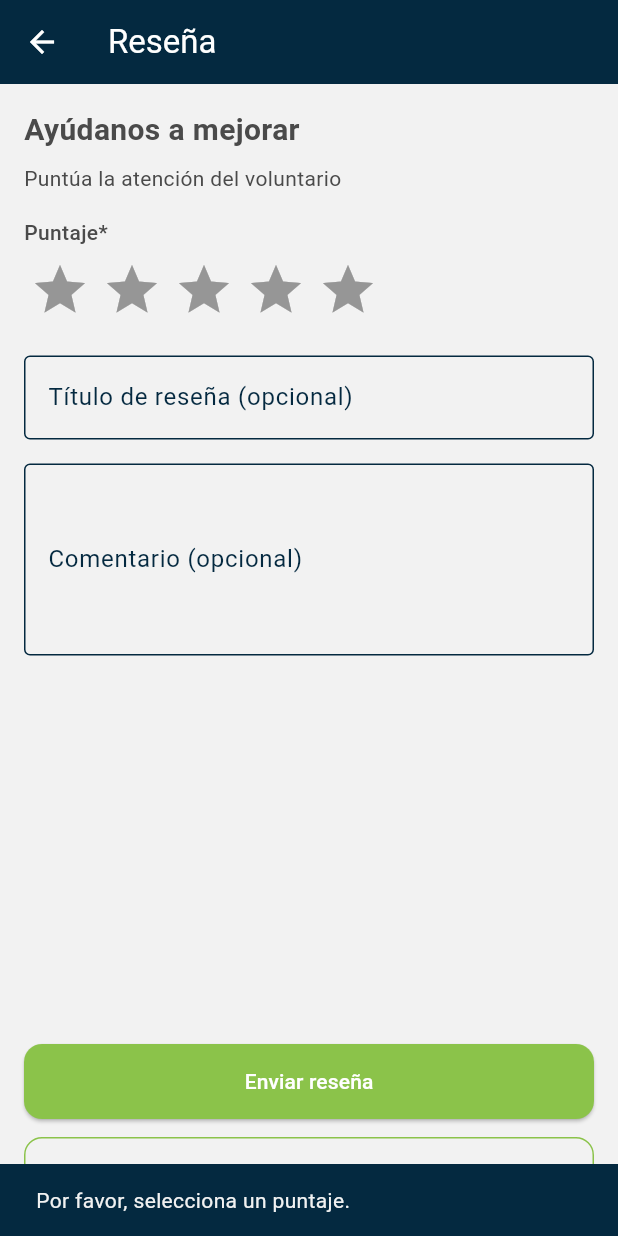
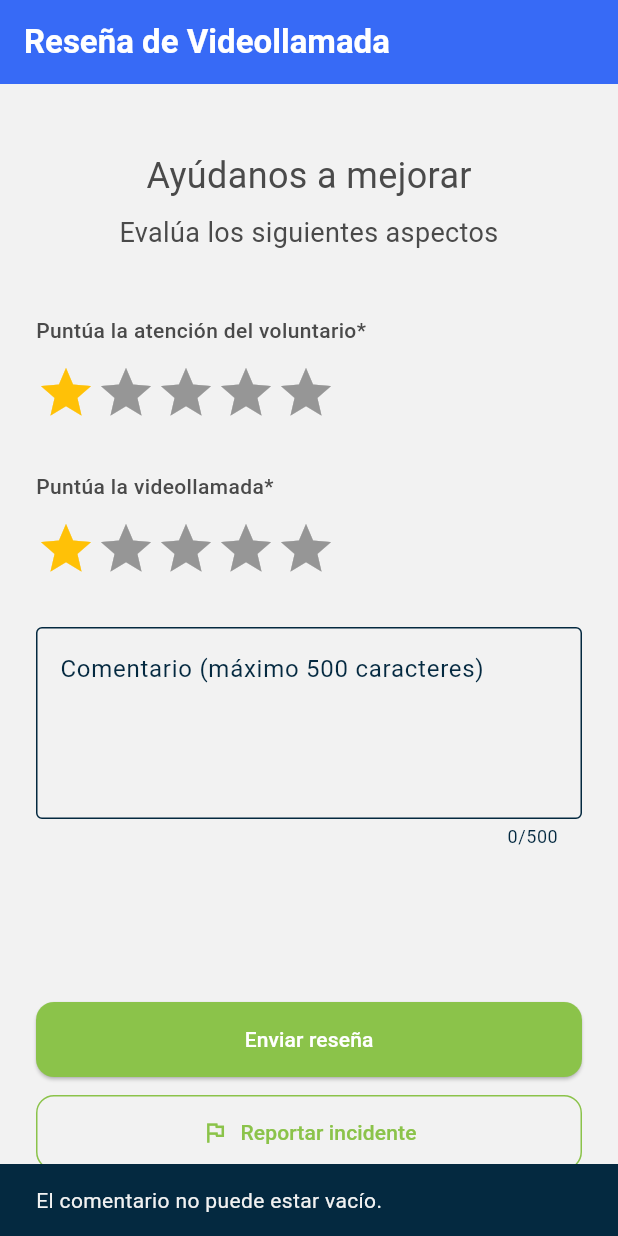
Before and after one commit to Helpwave-App/helpwave_mobile_app, a Flutter app: the ReviewScreen screen opened directly with empty values, after a tap on "Enviar reseña", on a phone screen of 412 x 824 dp. Run offline on Flutter 3.47's test engine with Material 3 defaults, Android fonts, the phone set to English and light mode, and no system bars; drawn by our look-alikes of flutter_rating_bar; our stand-ins replace firebase_core, firebase_messaging, flutter_local_notifications, flutter_riverpod, flutter_secure_storage, jwt_decoder and 3 more; missing offline and left inert: agora_rtc_engine; accounts and stored records are empty.

Commit message:
Added review feature

```diff
--- /dev/null
+++ b/lib/src/features/feedback/application/review_controller.dart
@@ -0,0 +1,58 @@
+import 'package:flutter/material.dart';
+import '../data/review_service.dart';
+import '../domain/review_model.dart';
+
+class ReviewController extends ChangeNotifier {
+  final ReviewService reviewService = ReviewService();
+
+  double volunteerRating = 1;
+  double callRating = 1;
+
+  final TextEditingController commentController = TextEditingController();
+
+  bool isSubmitting = false;
+
+  void setVolunteerRating(double rating) {
+    volunteerRating = rating;
+    notifyListeners();
+  }
+
+  void setCallRating(double rating) {
+    callRating = rating;
+    notifyListeners();
+  }
+
+  Future<String?> submitReview(int idVideocall) async {
+    if (commentController.text.trim().isEmpty) {
+      return 'El comentario no puede estar vacío.';
+    }
+
+    isSubmitting = true;
+    notifyListeners();
+
+    try {
+      final review = ReviewModel(
+        idVideocall: idVideocall,
+        scoreVolunteer: volunteerRating,
+        scoreVideocall: callRating,
+        descriptionComment: commentController.text.trim(),
+      );
+
+      await reviewService.submitReview(review);
+
+      // Limpiar valores después de enviar
+      volunteerRating = 1;
+      callRating = 1;
+      commentController.clear();
+
+      isSubmitting = false;
+      notifyListeners();
+
+      return null;
+    } catch (e) {
+      isSubmitting = false;
+      notifyListeners();
+      return 'Error al enviar la reseña: $e';
+    }
+  }
+}
--- a/lib/src/features/feedback/domain/review_model.dart
+++ b/lib/src/features/feedback/domain/review_model.dart
@@ -1,22 +1,22 @@
 class ReviewModel {
   final int idVideocall;
-  final int scoreVolunteer;
+  final double scoreVolunteer;
+  final double scoreVideocall;
   final String? descriptionComment;
-  final int? scoreVideocall;
 
   ReviewModel({
     required this.idVideocall,
+    required this.scoreVolunteer,
+    required this.scoreVideocall,
     this.descriptionComment,
-    required this.scoreVolunteer,
-    this.scoreVideocall,
   });
 
   Map<String, dynamic> toJson() {
     return {
       'idVideocall': idVideocall,
-      'descriptionComment': descriptionComment,
       'scoreVolunteer': scoreVolunteer,
       'scoreVideocall': scoreVideocall,
+      'descriptionComment': descriptionComment,
     };
   }
 }
--- /dev/null
+++ b/lib/src/features/feedback/presentation/end_videocall_screen.dart
@@ -0,0 +1,17 @@
+import 'package:flutter/material.dart';
+
+class EndVideocallScreen extends StatelessWidget {
+  final int idVideocall;
+
+  const EndVideocallScreen({super.key, required this.idVideocall});
+
+  @override
+  Widget build(BuildContext context) {
+    return Scaffold(
+      appBar: AppBar(title: const Text('Videollamada finalizada')),
+      body: Center(
+        child: Text('ID de la videollamada: $idVideocall'),
+      ),
+    );
+  }
+}
--- a/lib/src/features/feedback/presentation/review_screen.dart
+++ b/lib/src/features/feedback/presentation/review_screen.dart
@@ -1,150 +1,157 @@
 import 'package:flutter/material.dart';
 import 'package:flutter_rating_bar/flutter_rating_bar.dart';
-import '../data/review_service.dart';
-import '../domain/review_model.dart';
+import 'package:flutter_riverpod/flutter_riverpod.dart';
 
-class ReviewScreen extends StatefulWidget {
+import '../../../routing/app_router.dart';
+import '../application/review_controller.dart';
+
+final reviewControllerProvider =
+    ChangeNotifierProvider.autoDispose<ReviewController>((ref) {
+  return ReviewController();
+});
+
+class ReviewScreen extends ConsumerWidget {
   final int idVideocall;
 
   const ReviewScreen({super.key, required this.idVideocall});
 
   @override
-  State<ReviewScreen> createState() => _ReviewScreenState();
-}
-
-class _ReviewScreenState extends State<ReviewScreen> {
-  double _rating = 0;
-  final _titleController = TextEditingController();
-  final _commentController = TextEditingController();
-  bool _isSubmitting = false;
-
-  @override
-  void dispose() {
-    _titleController.dispose();
-    _commentController.dispose();
-    super.dispose();
-  }
-
-  Future<void> _submitReview() async {
-    if (_rating == 0) {
-      ScaffoldMessenger.of(context).showSnackBar(
-        const SnackBar(content: Text('Por favor, selecciona un puntaje.')),
+  Widget build(BuildContext context, WidgetRef ref) {
+    return Scaffold(
+      backgroundColor: Theme.of(context).colorScheme.surface,
+      appBar: AppBar(
+        title: const Text(
+          'Reseña de Videollamada',
+          style: TextStyle(fontSize: 22, fontWeight: FontWeight.bold),
+        ),
+        backgroundColor: Theme.of(context).colorScheme.secondary,
+        foregroundColor: Theme.of(context).colorScheme.onSecondary,
+        elevation: 0,
+      ),
+      body: Padding(
+        padding: const EdgeInsets.symmetric(horizontal: 24, vertical: 44),
+        child: _ReviewForm(idVideocall: idVideocall),
+      ),
     );
-      return;
-    }
-
-    final review = ReviewModel(
-        idVideocall: widget.idVideocall,
-        descriptionComment: _commentController.text.trim().isEmpty
-            ? null
-            : _commentController.text.trim(),
-        scoreVolunteer: _rating.toInt(),
-        scoreVideocall: null);
-
-    setState(() => _isSubmitting = true);
-
-    try {
-      final service = ReviewService();
-      await service.submitReview(review);
-
-      if (mounted) {
-        ScaffoldMessenger.of(context).showSnackBar(
-          const SnackBar(content: Text('Reseña enviada con éxito')),
-        );
-        Navigator.pop(context);
-      }
-    } catch (e) {
-      if (mounted) {
-        ScaffoldMessenger.of(context).showSnackBar(
-          SnackBar(content: Text('Error al enviar reseña: $e')),
-        );
-      }
-    } finally {
-      if (mounted) {
-        setState(() => _isSubmitting = false);
-      }
   }
 }
 
-  void _goToReportIncident() {
-    Navigator.pushNamed(context, '/report-incident');
-  }
+class _ReviewForm extends ConsumerWidget {
+  final int idVideocall;
+
+  const _ReviewForm({required this.idVideocall});
 
   @override
-  Widget build(BuildContext context) {
-    return Scaffold(
-      appBar: AppBar(
-        title: const Text('Reseña'),
+  Widget build(BuildContext context, WidgetRef ref) {
+    final controller = ref.watch(reviewControllerProvider);
+
+    return Column(
+      crossAxisAlignment: CrossAxisAlignment.stretch,
+      children: [
+        const Center(
+          child: Text(
+            'Ayúdanos a mejorar',
+            style: TextStyle(fontSize: 24),
           ),
-      body: Padding(
-        padding: const EdgeInsets.all(16.0),
-        child: Column(
-          crossAxisAlignment: CrossAxisAlignment.start,
-          children: [
-            const Text(
-              'Ayúdanos a mejorar',
-              style: TextStyle(fontSize: 20, fontWeight: FontWeight.bold),
         ),
         const SizedBox(height: 8),
-            const Text('Puntúa la atención del voluntario'),
-            const SizedBox(height: 16),
-            const Text('Puntaje*',
-                style: TextStyle(fontWeight: FontWeight.w500)),
-            const SizedBox(height: 8),
-            RatingBar.builder(
-              initialRating: 0,
+        const Center(
+          child: Text(
+            'Evalúa los siguientes aspectos',
+            textAlign: TextAlign.center,
+            style: TextStyle(fontSize: 18),
+          ),
+        ),
+        const SizedBox(height: 42),
+        const Text(
+          'Puntúa la atención del voluntario*',
+          style: TextStyle(fontWeight: FontWeight.w500),
+        ),
+        const SizedBox(height: 12),
+        AbsorbPointer(
+          absorbing: controller.isSubmitting,
+          child: RatingBar.builder(
+            initialRating: controller.volunteerRating,
             minRating: 1,
             allowHalfRating: false,
             itemCount: 5,
-              itemPadding: const EdgeInsets.symmetric(horizontal: 4.0),
             itemBuilder: (context, _) =>
                 const Icon(Icons.star, color: Colors.amber),
-              onRatingUpdate: (rating) {
-                setState(() {
-                  _rating = rating;
-                });
-              },
-            ),
-            const SizedBox(height: 24),
-            TextField(
-              controller: _titleController,
-              decoration: const InputDecoration(
-                labelText: 'Título de reseña (opcional)',
-                border: OutlineInputBorder(),
+            onRatingUpdate:
+                ref.read(reviewControllerProvider).setVolunteerRating,
           ),
         ),
-            const SizedBox(height: 16),
-            TextField(
-              controller: _commentController,
+        const SizedBox(height: 32),
+        const Text(
+          'Puntúa la videollamada*',
+          style: TextStyle(fontWeight: FontWeight.w500),
+        ),
+        const SizedBox(height: 12),
+        AbsorbPointer(
+          absorbing: controller.isSubmitting,
+          child: RatingBar.builder(
+            initialRating: controller.callRating,
+            minRating: 1,
+            allowHalfRating: false,
+            itemCount: 5,
+            itemBuilder: (context, _) =>
+                const Icon(Icons.star, color: Colors.amber),
+            onRatingUpdate: ref.read(reviewControllerProvider).setCallRating,
+          ),
+        ),
+        const SizedBox(height: 32),
+        TextFormField(
+          controller: controller.commentController,
           maxLines: 4,
+          maxLength: 500,
+          enabled: !controller.isSubmitting,
           decoration: const InputDecoration(
-                labelText: 'Comentario (opcional)',
+            labelText: 'Comentario (máximo 500 caracteres)',
             border: OutlineInputBorder(),
+            alignLabelWithHint: true,
           ),
         ),
         const Spacer(),
         Column(
+          crossAxisAlignment: CrossAxisAlignment.stretch,
           children: [
-                SizedBox(
-                  width: double.infinity,
-                  child: ElevatedButton(
-                    onPressed: _isSubmitting ? null : _submitReview,
+            ElevatedButton(
+              onPressed: controller.isSubmitting
+                  ? null
+                  : () async {
+                      final error = await ref
+                          .read(reviewControllerProvider)
+                          .submitReview(idVideocall);
+
+                      if (error == null) {
+                        ScaffoldMessenger.of(context).showSnackBar(
+                          const SnackBar(
+                              content: Text('Reseña enviada con éxito')),
+                        );
+                        Navigator.pushReplacementNamed(
+                            context, AppRouter.loadingRoute);
+                      } else {
+                        ScaffoldMessenger.of(context).showSnackBar(
+                          SnackBar(content: Text(error)),
+                        );
+                      }
+                    },
               style: ElevatedButton.styleFrom(
                 backgroundColor: const Color(0xFF8BC34A),
                 padding: const EdgeInsets.symmetric(vertical: 14),
               ),
-                    child: _isSubmitting
+              child: controller.isSubmitting
                   ? const CircularProgressIndicator(color: Colors.white)
                   : const Text('Enviar reseña'),
             ),
-                ),
             const SizedBox(height: 12),
-                SizedBox(
-                  width: double.infinity,
-                  child: OutlinedButton.icon(
-                    onPressed: _goToReportIncident,
-                    icon: const Icon(Icons.flag_outlined,
-                        color: Color(0xFF8BC34A)),
+            OutlinedButton.icon(
+              onPressed: controller.isSubmitting
+                  ? null
+                  : () {
+                      Navigator.pushNamed(context, '/report-incident');
+                    },
+              icon: const Icon(Icons.flag_outlined, color: Color(0xFF8BC34A)),
               label: const Text('Reportar incidente'),
               style: OutlinedButton.styleFrom(
                 side: const BorderSide(color: Color(0xFF8BC34A)),
@@ -152,12 +159,9 @@ class _ReviewScreenState extends State<ReviewScreen> {
                 padding: const EdgeInsets.symmetric(vertical: 14),
               ),
             ),
-                ),
           ],
         ),
       ],
-        ),
-      ),
     );
   }
 }
--- a/lib/src/features/help_response/domain/videocall_response.dart
+++ b/lib/src/features/help_response/domain/videocall_response.dart
@@ -1,16 +1,19 @@
 class VideocallResponse {
   final String token;
   final String channel;
+  final int idVideocall;
 
   VideocallResponse({
     required this.token,
     required this.channel,
+    required this.idVideocall,
   });
 
   factory VideocallResponse.fromJson(Map<String, dynamic> json) {
     return VideocallResponse(
       token: json['token'],
       channel: json['channel'],
+      idVideocall: json['idVideocall'] ?? 0,
     );
   }
 }
--- a/lib/src/utils/constants/api.dart
+++ b/lib/src/utils/constants/api.dart
@@ -1,5 +1,5 @@
 //const String baseUrl = 'http://10.0.2.2:8084';
 
-const String baseUrl = 'https://helpwave-backend.onrender.com';
+//const String baseUrl = 'https://helpwave-backend.onrender.com';
 
-//const String baseUrl = 'https://helpwave-backend-qxm3.onrender.com';
+const String baseUrl = 'https://helpwave-test.onrender.com';
--- a/lib/src/utils/constants/providers.dart
+++ b/lib/src/utils/constants/providers.dart
@@ -3,6 +3,7 @@ import 'package:flutter_secure_storage/flutter_secure_storage.dart';
 
 import '../../features/auth/application/sign_up_form_controller.dart';
 import '../../features/auth/data/auth_service.dart';
+import '../../features/feedback/application/review_controller.dart';
 import '../../features/profile/application/user_availability_controller.dart';
 import '../../features/profile/application/user_info_controller.dart';
 import '../../features/profile/application/user_skills_controller.dart';
@@ -81,3 +82,8 @@ final userRoleProvider = FutureProvider<String?>((ref) async {
 final videocallServiceProvider = Provider<VideocallService>((ref) {
   return VideocallService();
 });
+
+final reviewControllerProvider =
+    ChangeNotifierProvider.autoDispose<ReviewController>((ref) {
+  return ReviewController();
+});
```
Also changed, not shown: lib/src/features/help_response/presentation/videocall_screen.dart (+34 -4 lines), lib/src/features/home/presentation/widgets/home_widget.dart (+2 -6 lines), lib/src/features/notifications/services/dialog_manager.dart (added, +9 -0 lines), lib/src/features/notifications/services/firebase_messaging_help_request_handler.dart (+10 -2 lines), lib/src/features/notifications/services/firebase_messaging_videocall_handler.dart (+36 -6 lines), lib/src/routing/app_router.dart (+44 -7 lines). Lines whose indentation alone changed are shown as unchanged.
